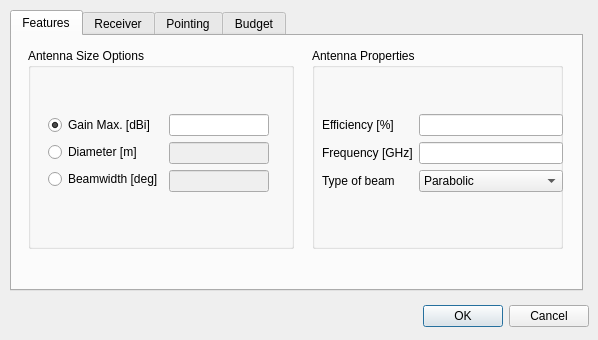
The window that sta-src/Payloads/receiverPayloadDialog.ui (Dwarf-Planet-Project/SpaceDesignTool) describes before a commit, drawn with Qt 5.
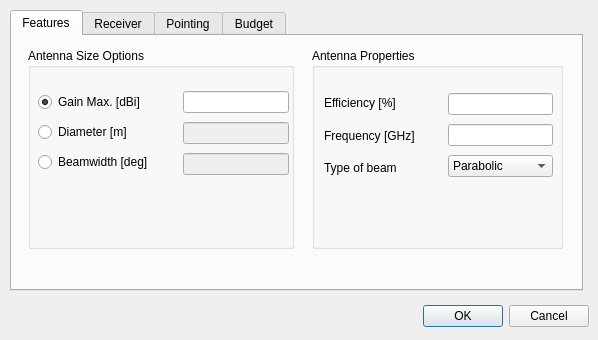
The same window after the commit.

Commit message: Transmitter/Receiver GUIs are fixed. Pointing tab for Receiver GUI is disabled since it has no function at the moment

```diff
--- a/sta-src/Payloads/receiverPayloadDialog.ui
+++ b/sta-src/Payloads/receiverPayloadDialog.ui
@@ -48,6 +48,9 @@
    </property>
   </widget>
   <widget class="QTabWidget" name="tabWidget">
+   <property name="enabled">
+    <bool>true</bool>
+   </property>
    <property name="geometry">
     <rect>
      <x>10</x>
@@ -81,17 +84,15 @@
      <widget class="QWidget" name="layoutWidget">
       <property name="geometry">
        <rect>
-        <x>20</x>
+        <x>10</x>
         <y>40</y>
-        <width>221</width>
-        <height>131</height>
+        <width>251</width>
+        <height>90</height>
        </rect>
       </property>
-      <layout class="QVBoxLayout" name="verticalLayout_5">
-       <item>
         <layout class="QHBoxLayout" name="horizontalLayout">
          <item>
-          <layout class="QVBoxLayout" name="verticalLayout">
+        <layout class="QVBoxLayout" name="verticalLayout_2">
            <item>
             <widget class="QRadioButton" name="GainMaxRadioButton">
              <property name="text">
@@ -122,9 +123,15 @@
           </layout>
          </item>
          <item>
-          <layout class="QVBoxLayout" name="verticalLayout_2">
+        <layout class="QVBoxLayout" name="verticalLayout">
            <item>
             <widget class="QLineEdit" name="GainLineEdit">
+           <property name="maximumSize">
+            <size>
+             <width>106</width>
+             <height>16777215</height>
+            </size>
+           </property>
              <property name="alignment">
               <set>Qt::AlignRight|Qt::AlignTrailing|Qt::AlignVCenter</set>
              </property>
@@ -135,6 +142,12 @@
              <property name="enabled">
               <bool>false</bool>
              </property>
+           <property name="maximumSize">
+            <size>
+             <width>106</width>
+             <height>16777215</height>
+            </size>
+           </property>
              <property name="alignment">
               <set>Qt::AlignRight|Qt::AlignTrailing|Qt::AlignVCenter</set>
              </property>
@@ -145,12 +158,16 @@
              <property name="enabled">
               <bool>false</bool>
              </property>
+           <property name="maximumSize">
+            <size>
+             <width>106</width>
+             <height>16777215</height>
+            </size>
+           </property>
              <property name="alignment">
               <set>Qt::AlignRight|Qt::AlignTrailing|Qt::AlignVCenter</set>
              </property>
             </widget>
-           </item>
-          </layout>
          </item>
         </layout>
        </item>
@@ -172,14 +189,12 @@
      <widget class="QWidget" name="layoutWidget">
       <property name="geometry">
        <rect>
-        <x>10</x>
-        <y>40</y>
-        <width>241</width>
-        <height>131</height>
+        <x>12</x>
+        <y>42</y>
+        <width>229</width>
+        <height>91</height>
        </rect>
       </property>
-      <layout class="QVBoxLayout" name="verticalLayout_6">
-       <item>
         <layout class="QHBoxLayout" name="horizontalLayout_2">
          <item>
           <layout class="QVBoxLayout" name="verticalLayout_4">
@@ -210,6 +225,12 @@
           <layout class="QVBoxLayout" name="verticalLayout_3">
            <item>
             <widget class="QLineEdit" name="EfficiencyLineEdit">
+           <property name="maximumSize">
+            <size>
+             <width>105</width>
+             <height>16777215</height>
+            </size>
+           </property>
              <property name="alignment">
               <set>Qt::AlignRight|Qt::AlignTrailing|Qt::AlignVCenter</set>
              </property>
@@ -217,6 +238,12 @@
            </item>
            <item>
             <widget class="QLineEdit" name="FrequencyLineEdit">
+           <property name="maximumSize">
+            <size>
+             <width>105</width>
+             <height>16777215</height>
+            </size>
+           </property>
              <property name="alignment">
               <set>Qt::AlignRight|Qt::AlignTrailing|Qt::AlignVCenter</set>
              </property>
@@ -224,19 +251,18 @@
            </item>
            <item>
             <widget class="QComboBox" name="TypeBeamComboBox">
+           <property name="maximumSize">
+            <size>
+             <width>110</width>
+             <height>16777215</height>
+            </size>
+           </property>
              <item>
               <property name="text">
                <string>Parabolic</string>
               </property>
              </item>
-             <item>
-              <property name="text">
-               <string>Omni-directional</string>
-              </property>
-             </item>
-            </widget>
-           </item>
-          </layout>
+          </widget>
          </item>
         </layout>
        </item>
@@ -567,12 +593,15 @@
     </widget>
    </widget>
    <widget class="QWidget" name="PointingPage">
+    <property name="enabled">
+     <bool>false</bool>
+    </property>
     <attribute name="title">
      <string>Pointing</string>
     </attribute>
     <widget class="QStackedWidget" name="stackedWidget">
      <property name="enabled">
-      <bool>true</bool>
+      <bool>false</bool>
      </property>
      <property name="geometry">
       <rect>
@@ -693,7 +722,7 @@
       <rect>
        <x>175</x>
        <y>21</y>
-       <width>226</width>
+       <width>227</width>
        <height>95</height>
       </rect>
      </property>
@@ -728,7 +757,7 @@
         <item>
          <widget class="QLineEdit" name="ElLineEdit">
           <property name="enabled">
-           <bool>true</bool>
+           <bool>false</bool>
           </property>
           <property name="maximumSize">
            <size>
@@ -754,7 +783,7 @@
         <item>
          <widget class="QLineEdit" name="AzLineEdit">
           <property name="enabled">
-           <bool>true</bool>
+           <bool>false</bool>
           </property>
           <property name="maximumSize">
            <size>
@@ -778,11 +807,6 @@
             <height>30</height>
            </size>
           </property>
-          <item>
-           <property name="text">
-            <string>Circular</string>
-           </property>
-          </item>
           <item>
            <property name="text">
             <string>Rectangular</string>
```
Lines whose indentation alone changed are shown as unchanged. The commit also changes 1 other file.
